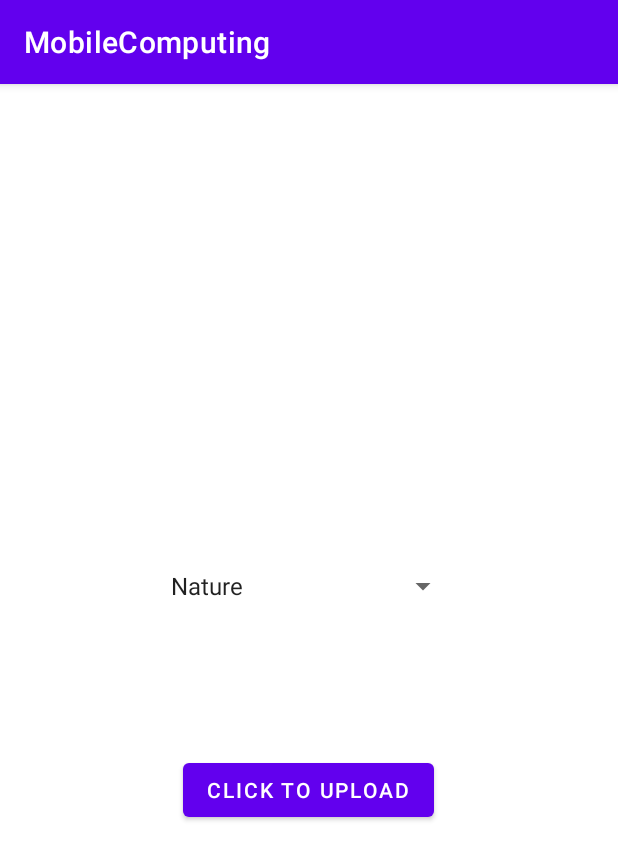
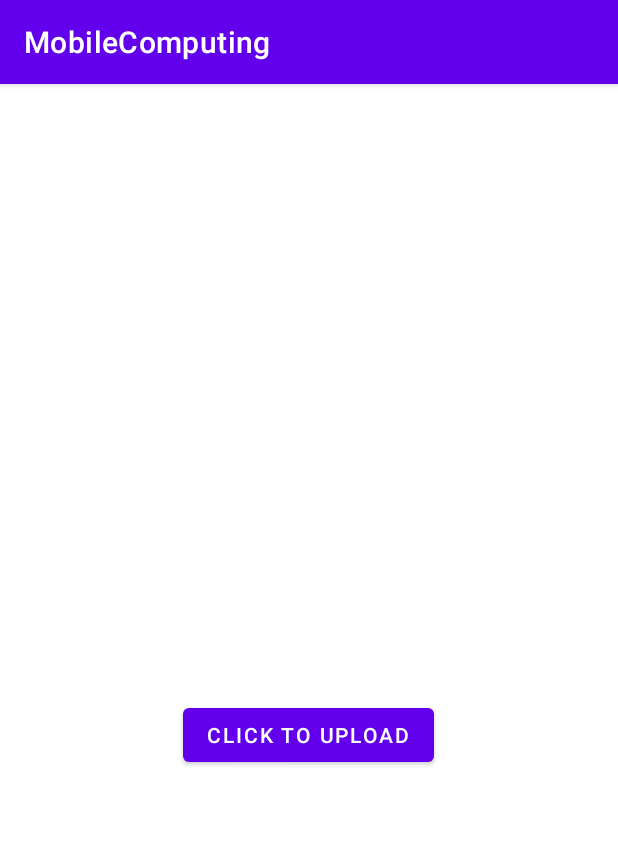
Before and after one commit to Arushi-07/MobileComputing, an Android app: the ImageDetailsActivity screen opened directly, with no data from a screen before it, after a tap on "CLICK TO UPLOAD", on a phone screen of 412 x 824 dp. Shown: the top 860 px of the screen. Run offline under Robolectric (Android 15) with nearby library versions, the light colour scheme and no system bars; 1 statement that could not run was skipped.

Commit message:
assignment 2 changes

```diff
--- a/app/src/main/java/com/example/mobilecomputing/ImageDetailsActivity.java
+++ b/app/src/main/java/com/example/mobilecomputing/ImageDetailsActivity.java
@@ -14,7 +14,7 @@ import androidx.appcompat.app.AppCompatActivity;
 import java.util.concurrent.ExecutionException;
 
 public class ImageDetailsActivity extends AppCompatActivity {
-    public static final String REQUEST_URL = "http://192.168.0.8:5000/upload_image";
+    public static final String REQUEST_URL = "http://10.157.202.30:5000/upload_image";
     Bitmap imageBitmap;
     @Override
     protected void onCreate(Bundle savedInstanceState) {
@@ -29,8 +29,7 @@ public class ImageDetailsActivity extends AppCompatActivity {
     }
     @RequiresApi(api = Build.VERSION_CODES.M)
     public void uploadImage(View view) throws ExecutionException, InterruptedException {
-        Spinner spinner = (Spinner) findViewById(R.id.tag_spinner);
-        String tag = spinner.getSelectedItem().toString();
+        String tag = "digits";
         String response = new UploadRequest().execute(REQUEST_URL, imageBitmap, tag).get();
         if(response.equalsIgnoreCase("success")) {
             Toast.makeText(this, "Upload Successful!", Toast.LENGTH_LONG).show();
--- a/app/src/main/res/layout/image_details.xml
+++ b/app/src/main/res/layout/image_details.xml
@@ -20,14 +20,6 @@
             android:contentDescription="Image Preview"
             android:scaleType="fitXY" />
 
-        <Spinner
-            android:id="@+id/tag_spinner"
-            android:layout_width="200dp"
-            android:layout_height="wrap_content"
-            android:entries="@array/image_tags"
-            android:layout_marginTop="50dp"
-            android:spinnerMode="dropdown" />
-
         <Button
             android:id="@+id/upload_button"
             android:layout_width="wrap_content"
```
